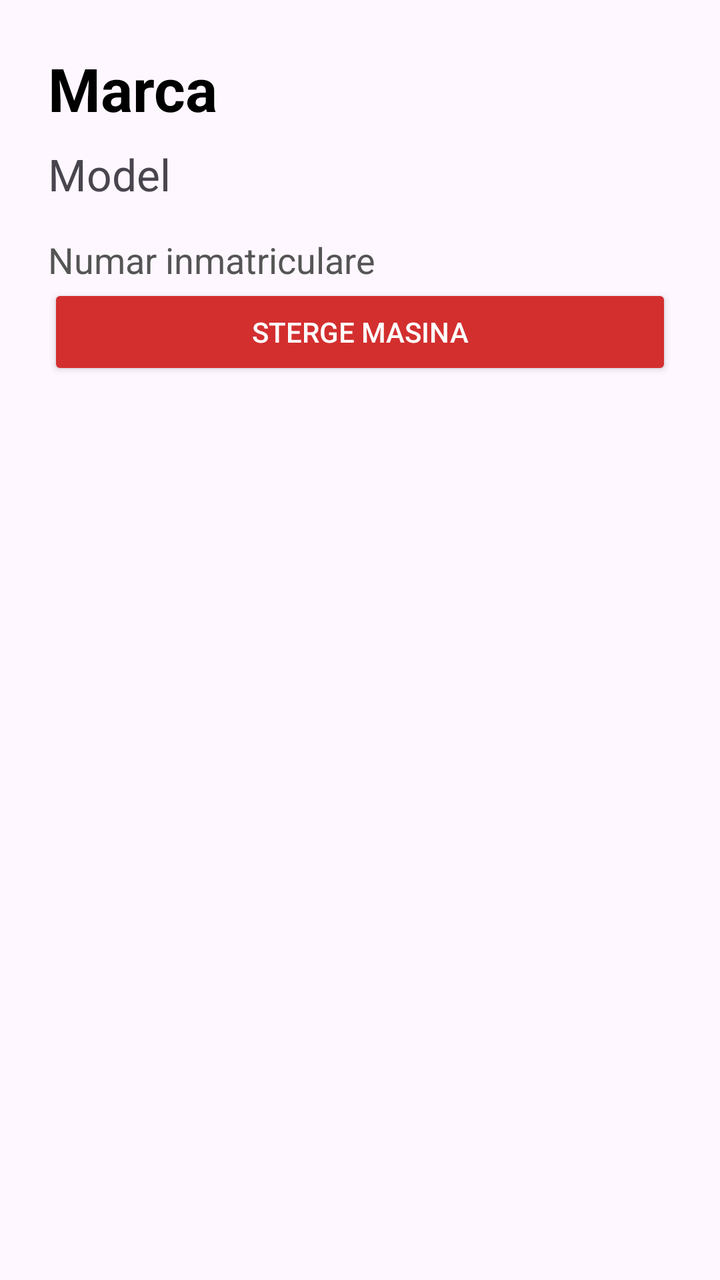
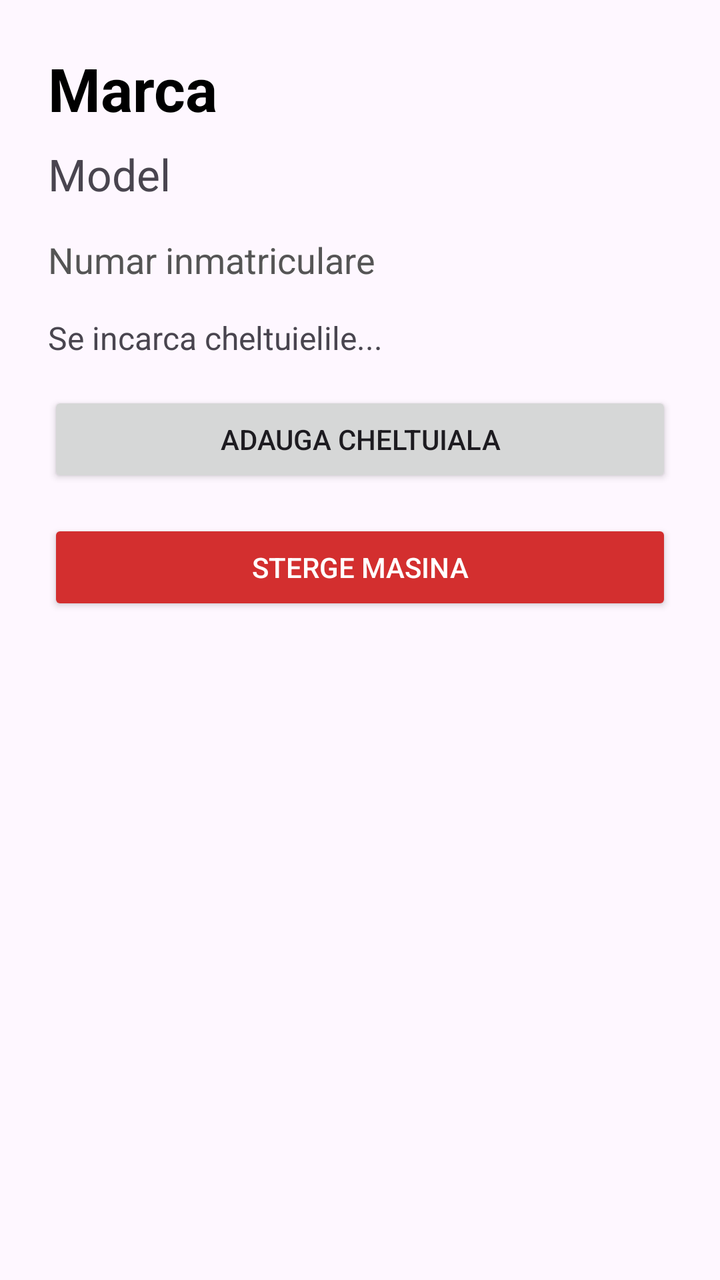

Screens rendered from an Android XML layout before and after an edit, with the pre-edit source and the edit as a unified diff.
<!-- AndroidManifest.xml: application theme Theme.MyApplication -->
<!-- res/layout/activity_car_detail.xml -->
<?xml version="1.0" encoding="utf-8"?>
<LinearLayout xmlns:android="http://schemas.android.com/apk/res/android"
    android:layout_width="match_parent"
    android:layout_height="match_parent"
    android:orientation="vertical"
    android:padding="24dp">

    <TextView
        android:id="@+id/tvDetailBrand"
        android:layout_width="wrap_content"
        android:layout_height="wrap_content"
        android:textSize="30sp"
        android:textStyle="bold"
        android:textColor="#000000"
        android:text="Marca" />

    <TextView
        android:id="@+id/tvDetailModel"
        android:layout_width="wrap_content"
        android:layout_height="wrap_content"
        android:textSize="22sp"
        android:layout_marginTop="8dp"
        android:text="Model" />

    <TextView
        android:id="@+id/tvDetailPlate"
        android:layout_width="wrap_content"
        android:layout_height="wrap_content"
        android:layout_marginTop="16dp"
        android:text="Numar inmatriculare"
        android:textColor="#555555"
        android:textSize="18sp" />

    <Button
        android:id="@+id/btnDelete"
        android:layout_width="match_parent"
        android:layout_height="wrap_content"
        android:text="Sterge Masina"
        android:backgroundTint="#D32F2F"
        android:textColor="#FFFFFF" />
</LinearLayout>
<!-- resources referenced by this layout -->
<resources>
  <style name="Theme.MyApplication" parent="Base.Theme.MyApplication" />
  <style name="Base.Theme.MyApplication" parent="Theme.Material3.DayNight.NoActionBar">
          
          
      </style>
</resources>

<!-- the commit's change to res/layout/activity_car_detail.xml (unified diff, before → after) -->
@@ -30,7 +30,20 @@
         android:text="Numar inmatriculare"
         android:textColor="#555555"
         android:textSize="18sp" />
-
+    <TextView
+        android:id="@+id/tvExpensesList"
+        android:layout_width="match_parent"
+        android:layout_height="wrap_content"
+        android:text="Se incarca cheltuielile..."
+        android:textSize="16sp"
+        android:layout_marginTop="16dp"
+        android:layout_marginBottom="16dp"/>
+    <Button
+        android:id="@+id/btnAddExpense"
+        android:layout_width="match_parent"
+        android:layout_height="wrap_content"
+        android:text="Adauga Cheltuiala"
+        android:layout_marginBottom="16dp"/>
     <Button
         android:id="@+id/btnDelete"
         android:layout_width="match_parent"
@@ -38,4 +51,5 @@
         android:text="Sterge Masina"
         android:backgroundTint="#D32F2F"
         android:textColor="#FFFFFF" />
+
 </LinearLayout>
